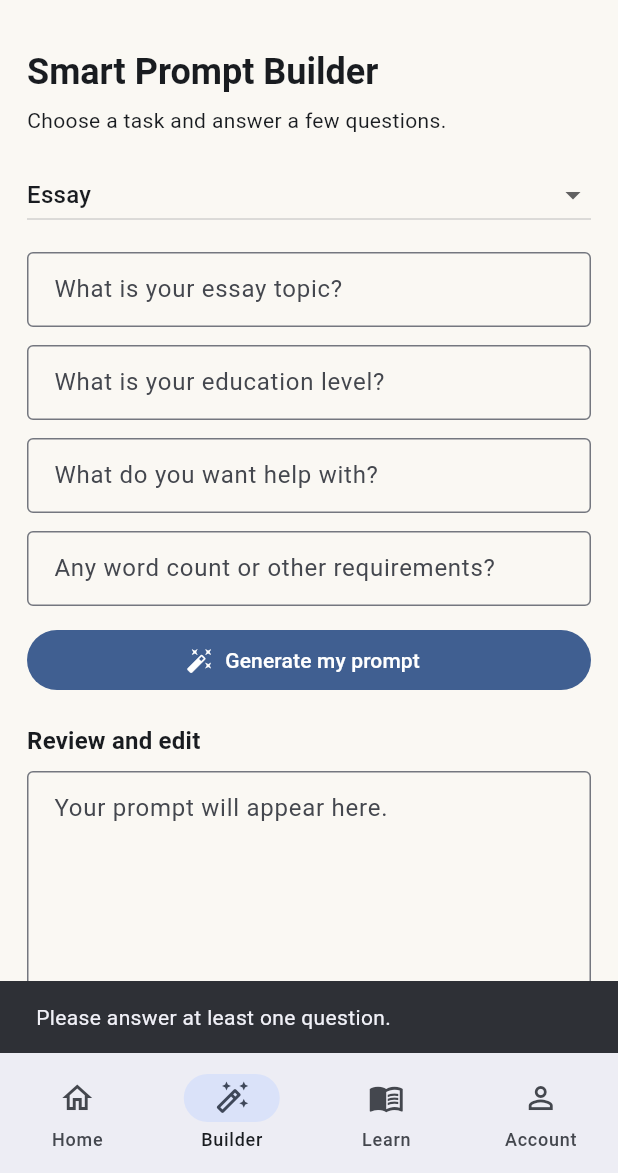
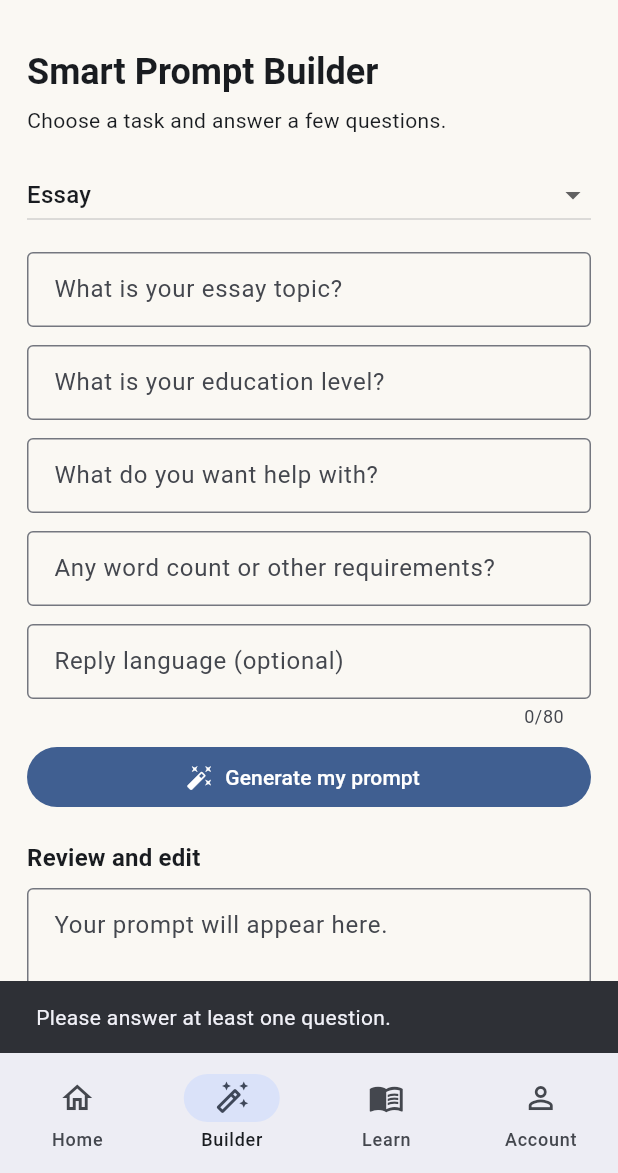
Before and after one commit to MarwaMossini/ask-better, a Flutter app: the screen it shows after launch, item 2 of the bottom bar chosen, after a tap on "Generate my prompt", on a phone screen of 412 x 824 dp, the part 63-1236 px from its top. Run offline on Flutter 3.47's test engine with Material 3 defaults, Android fonts, the phone set to English and light mode, and no system bars; our stand-ins replace material_ui.

Commit message:
Let users choose any AI reply language

```diff
--- a/lib/main.dart
+++ b/lib/main.dart
@@ -343,6 +343,7 @@ class PromptBuilder extends StatefulWidget {
 class _PromptBuilderState extends State<PromptBuilder> {
   String category = 'essay';
   final Map<String, List<TextEditingController>> answers = {};
+  final responseLanguage = TextEditingController();
   final TextEditingController preview = TextEditingController();
 
   String t(String english, String bengali) => widget.bangla ? bengali : english;
@@ -362,6 +363,7 @@ class _PromptBuilderState extends State<PromptBuilder> {
         field.dispose();
       }
     }
+    responseLanguage.dispose();
     preview.dispose();
     super.dispose();
   }
@@ -400,7 +402,11 @@ class _PromptBuilderState extends State<PromptBuilder> {
           'Act as a patient tutor. Explain the topic step by step at my level, give a worked example, then three practice questions with answers separated from the questions.',
           'ধৈর্যশীল শিক্ষক হিসেবে আমার স্তর অনুযায়ী ধাপে ধাপে বুঝিয়ে দিন, একটি সমাধানসহ উদাহরণ দিন, তারপর তিনটি অনুশীলনী প্রশ্ন ও আলাদা উত্তর দিন।'),
     };
-    preview.text = '$instruction\n\n${t('My context:', 'আমার তথ্য:')}\n$details\n\n${t('Ask one brief clarifying question if an essential detail is missing.', 'জরুরি তথ্য না থাকলে একটি সংক্ষিপ্ত প্রশ্ন করুন।')}';
+    final replyLanguage = responseLanguage.text.trim();
+    final languageInstruction = replyLanguage.isEmpty
+        ? ''
+        : '\n\n${t('Reply in', 'এই ভাষায় উত্তর দিন:')} $replyLanguage';
+    preview.text = '$instruction\n\n${t('My context:', 'আমার তথ্য:')}\n$details\n\n${t('Ask one brief clarifying question if an essential detail is missing.', 'জরুরি তথ্য না থাকলে একটি সংক্ষিপ্ত প্রশ্ন করুন।')}$languageInstruction';
     setState(() {});
   }
 
@@ -493,6 +499,15 @@ class _PromptBuilderState extends State<PromptBuilder> {
         ),
         const SizedBox(height: 12),
       ],
+      TextField(
+        controller: responseLanguage,
+        maxLength: 80,
+        decoration: InputDecoration(
+          labelText: t('Reply language (optional)', 'উত্তরের ভাষা (ঐচ্ছিক)'),
+          hintText: t('For example, Dari or Spanish', 'যেমন, দারি বা স্প্যানিশ'),
+        ),
+      ),
+      const SizedBox(height: 8),
       FilledButton.icon(
         onPressed: _generate,
         icon: const Icon(Icons.auto_fix_high),
```
